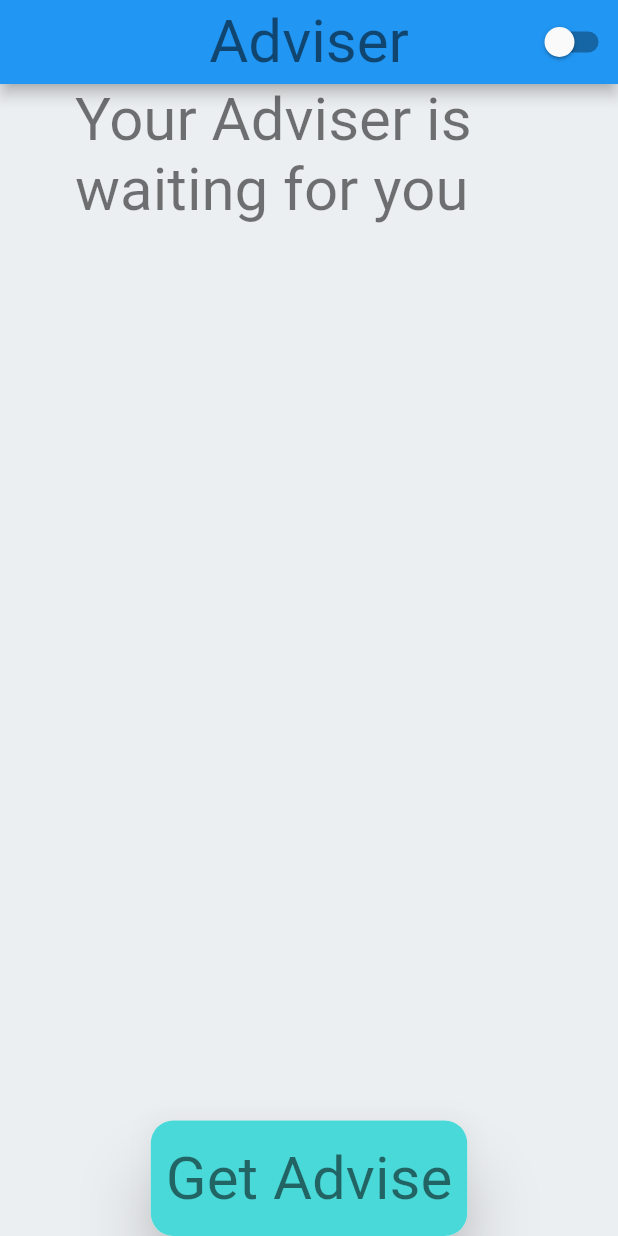
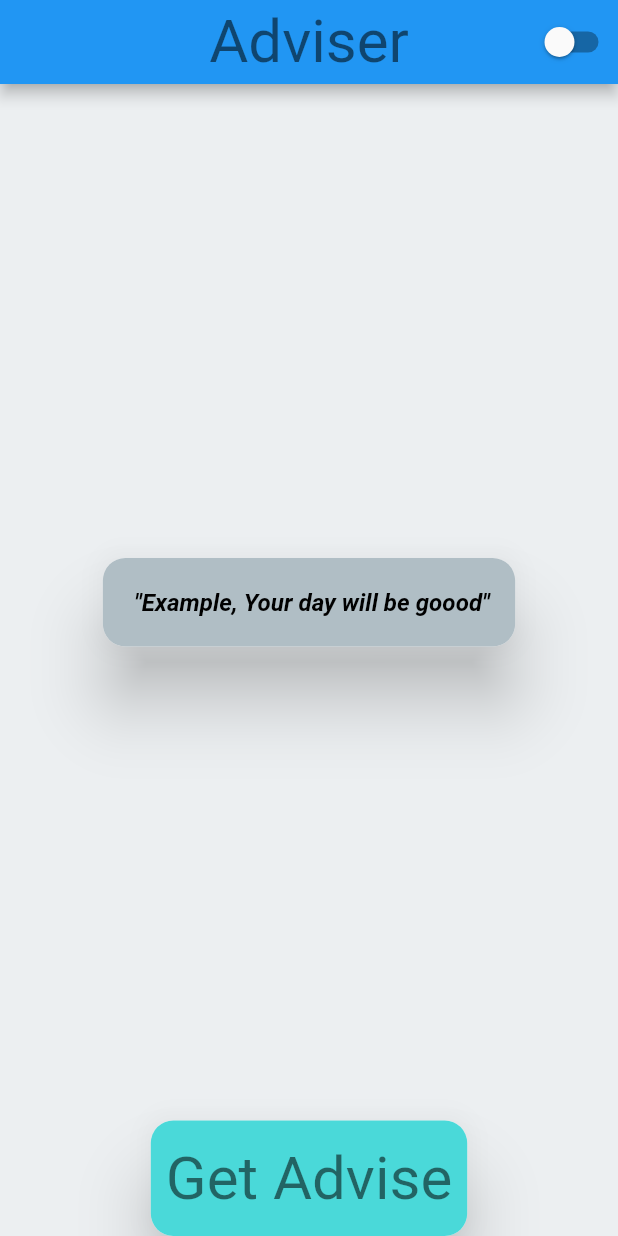
Before and after one commit to Last-dreamer/adviser, a Flutter app: the screen it shows after launch, on a phone screen of 412 x 824 dp. Run offline on Flutter 3.47's test engine with Material 2 defaults, Android fonts, the phone set to English and light mode, and no system bars; Roboto replaces fonts that are missing (Rubik).

Commit message:
adding card

```diff
--- a/lib/presentation/pages/advise/advise.dart
+++ b/lib/presentation/pages/advise/advise.dart
@@ -1,6 +1,7 @@
 
 
 import 'package:adviser/presentation/core/services/theme_service.dart';
+import 'package:adviser/presentation/pages/advise/widgets/advise_field.dart';
 import 'package:adviser/presentation/pages/advise/widgets/custom_button.dart';
 import 'package:flutter/material.dart';
 import 'package:provider/provider.dart';
@@ -22,11 +23,11 @@ class AdviserPage extends StatelessWidget {
           })
         ],
       ),
-      body:   Padding(padding:  const  EdgeInsets.symmetric(horizontal: 50),
+      body: const   Padding(padding:     EdgeInsets.symmetric(horizontal: 50),
       child: Column(children: [
 
-        Expanded(child: Text("Your Adviser is waiting for you ", style: themedata.textTheme.headlineLarge)),
-       const  CustomButton(),
+        Expanded(child: Center(child: AdviseField(advise: "Example, Your day will be goood"),)),
+          CustomButton(),
       ],),)
     );
   }
--- /dev/null
+++ b/lib/presentation/pages/advise/widgets/advise_field.dart
@@ -0,0 +1,25 @@
+import 'package:flutter/material.dart';
+
+class AdviseField extends StatelessWidget {
+  final String advise;
+  const AdviseField({super.key,required this.advise});
+
+  @override
+  Widget build(BuildContext context) {
+    final themeData = Theme.of(context);
+    return Material(
+      elevation: 20,
+      borderRadius: BorderRadius.circular(15),
+      child: Container(
+        decoration: BoxDecoration(
+          borderRadius: BorderRadius.circular(15),
+          color: themeData.colorScheme.onPrimary
+        ),
+        child: Padding(padding: const EdgeInsets.symmetric(horizontal: 15, vertical: 20),
+        child: Text(''' "$advise" ''',
+        textAlign: TextAlign.center,
+        style: themeData.textTheme.bodyLarge),),
+      ),
+    );
+  }
+}
```
Also changed, not shown: lib/presentation/pages/advise/widgets/error_message.dart (added, +20 -0 lines).
